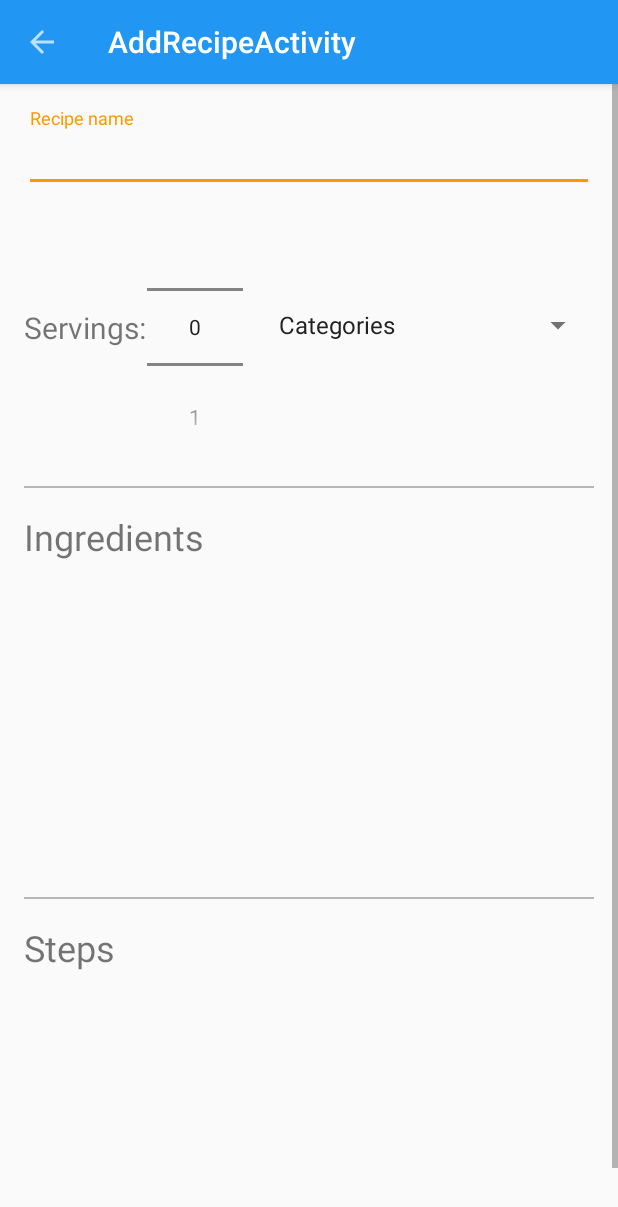
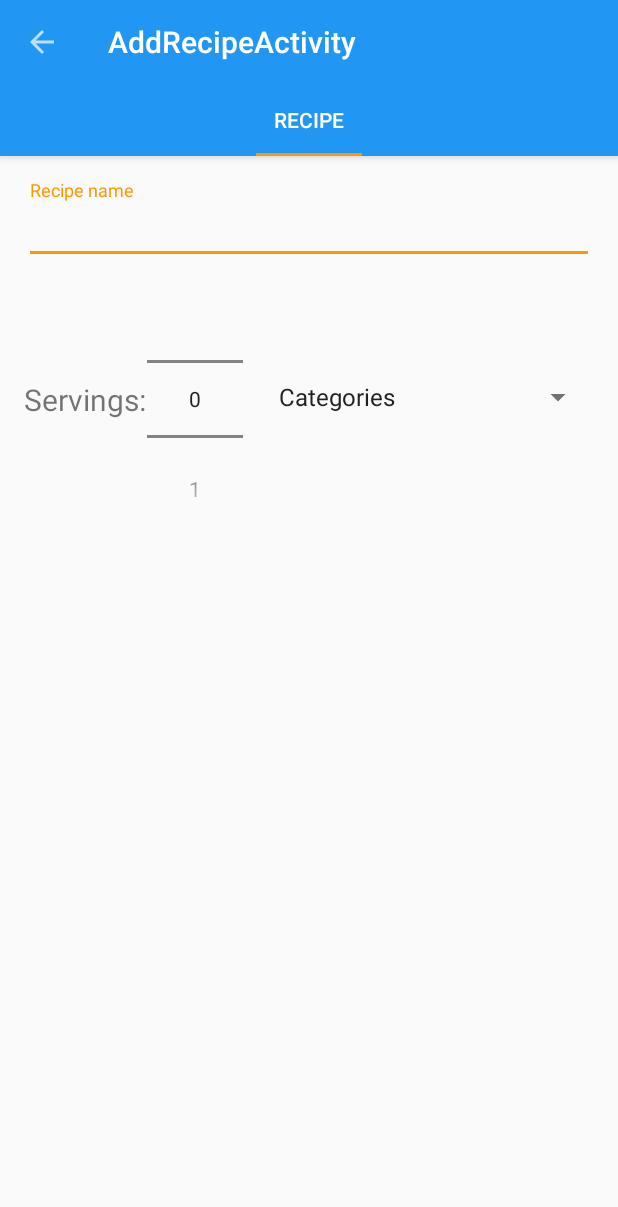
Before and after one commit to icaboalo/plan_to_eat, an Android app: the AddRecipeActivity screen opened directly, with no data from a screen before it, on a phone screen of 412 x 824 dp. Shown: the top 1207 px of the screen. Run offline under Robolectric (Android 15) with nearby library versions, the phone set to English and light mode, and no system bars; our stand-ins replace ButterKnife; libraries missing offline, so code that uses them is left out: com.oguzdev.circularfloatingactionmenu; 9 statements that could not run were skipped.

Commit message:
recipe fragment

```diff
--- a/app/src/main/java/com/icaboalo/plantoeat/ui/activity/AddRecipeActivity.java
+++ b/app/src/main/java/com/icaboalo/plantoeat/ui/activity/AddRecipeActivity.java
@@ -1,22 +1,22 @@
 package com.icaboalo.plantoeat.ui.activity;
 
 import android.os.Bundle;
+import android.support.design.widget.TabLayout;
 import android.support.v4.app.FragmentManager;
+import android.support.v4.view.ViewPager;
 import android.support.v7.app.AppCompatActivity;
-import android.support.v7.widget.LinearLayoutManager;
-import android.support.v7.widget.RecyclerView;
 import android.support.v7.widget.Toolbar;
 import android.view.View;
 import android.widget.ImageView;
-import android.widget.NumberPicker;
 import android.widget.Toast;
 
 import com.icaboalo.plantoeat.R;
-import com.icaboalo.plantoeat.domain.Ingredients;
-import com.icaboalo.plantoeat.domain.Steps;
+import com.icaboalo.plantoeat.domain.ModelFramentPager;
 import com.icaboalo.plantoeat.ui.adapter.IngredientsRecyclerAdapter;
 import com.icaboalo.plantoeat.ui.adapter.StepsRecyclerAdapter;
+import com.icaboalo.plantoeat.ui.adapter.ViewPagerAdapter;
 import com.icaboalo.plantoeat.ui.fragment.AddIngredientsDialog;
+import com.icaboalo.plantoeat.ui.fragment.AddRecipeFragment;
 import com.oguzdev.circularfloatingactionmenu.library.FloatingActionButton;
 import com.oguzdev.circularfloatingactionmenu.library.FloatingActionMenu;
 import com.oguzdev.circularfloatingactionmenu.library.SubActionButton;
@@ -35,14 +35,11 @@ public class AddRecipeActivity extends AppCompatActivity implements View.OnClick
     @Bind(R.id.app_bar)
     Toolbar mToolbar;
 
-    @Bind(R.id.numberPicker)
-    NumberPicker mNumberPicker;
+    @Bind(R.id.tab_layout)
+    TabLayout mTabLayout;
 
-    @Bind(R.id.ingredients_recycler_view)
-    RecyclerView mIngredientsRecycler;
-
-    @Bind(R.id.steps_recycler_view)
-    RecyclerView mStepsRecycler;
+    @Bind(R.id.view_pager)
+    ViewPager mViewPager;
 
     FloatingActionMenu mFloatingActionMenu;
 
@@ -63,9 +60,7 @@ public class AddRecipeActivity extends AppCompatActivity implements View.OnClick
     protected void onResume() {
         super.onResume();
         setupFloatingActionButton();
-        setupIngredientsRecycler();
-        setupStepsRecycler();
-        setupNumberPicker();
+        setupViewPager();
     }
 
     private void setupFloatingActionButton() {
@@ -104,44 +99,16 @@ public class AddRecipeActivity extends AppCompatActivity implements View.OnClick
                 .build();
     }
 
-//    setup ingredientsRecycler
-    private void setupIngredientsRecycler() {
-        LinearLayoutManager linearLayoutManager = new LinearLayoutManager(this, LinearLayoutManager.VERTICAL, false);
-        mIngredientsRecycler.setLayoutManager(linearLayoutManager);
-        mIngredientsAdapter = new IngredientsRecyclerAdapter(this, createIngredient());
-        mIngredientsRecycler.setAdapter(mIngredientsAdapter);
+    public void setupViewPager(){
+        ViewPagerAdapter viewPagerAdapter = new ViewPagerAdapter(getSupportFragmentManager(), createPager());
+        mViewPager.setAdapter(viewPagerAdapter);
+        mTabLayout.setupWithViewPager(mViewPager);
     }
 
-    List<Ingredients> createIngredient() {
-        List<Ingredients> ingredientsList = new ArrayList<>();
-        return ingredientsList;
-    }
-
-//    setup stepsRecycler
-    private void setupStepsRecycler(){
-        LinearLayoutManager linearLayoutManager = new LinearLayoutManager(this, LinearLayoutManager.VERTICAL, false);
-        mStepsRecycler.setLayoutManager(linearLayoutManager);
-        mStepsAdapter = new StepsRecyclerAdapter(this, createStep());
-        mStepsRecycler.setAdapter(mStepsAdapter);
-    }
-
-    List<Steps> createStep(){
-        List<Steps> stepsList = new ArrayList<>();
-        return stepsList;
-    }
-
-    private void setupNumberPicker() {
-        mNumberPicker.setMaxValue(10);
-        mNumberPicker.setMinValue(0);
-        mNumberPicker.setWrapSelectorWheel(false);
-
-        mNumberPicker.setOnValueChangedListener(new NumberPicker.OnValueChangeListener() {
-            @Override
-            public void onValueChange(NumberPicker picker, int oldVal, int newVal) {
-                int number = mNumberPicker.getValue();
-                Toast.makeText(AddRecipeActivity.this, newVal + "", Toast.LENGTH_SHORT).show();
-            }
-        });
+    List<ModelFramentPager> createPager() {
+        List<ModelFramentPager> pagerList = new ArrayList<>();
+        pagerList.add(new ModelFramentPager(new AddRecipeFragment(), "Recipe"));
+        return pagerList;
     }
 
     @Override
--- /dev/null
+++ b/app/src/main/java/com/icaboalo/plantoeat/ui/fragment/AddRecipeFragment.java
@@ -0,0 +1,56 @@
+package com.icaboalo.plantoeat.ui.fragment;
+
+import android.os.Bundle;
+import android.support.annotation.Nullable;
+import android.support.v4.app.Fragment;
+import android.view.LayoutInflater;
+import android.view.View;
+import android.view.ViewGroup;
+import android.widget.NumberPicker;
+import android.widget.Toast;
+
+import com.icaboalo.plantoeat.R;
+
+import butterknife.Bind;
+import butterknife.ButterKnife;
+
+/**
+ * Created by icaboalo on 10/23/2015.
+ */
+public class AddRecipeFragment extends Fragment {
+
+    @Bind(R.id.numberPicker)
+    NumberPicker mNumberPicker;
+
+    @Nullable
+    @Override
+    public View onCreateView(LayoutInflater inflater, @Nullable ViewGroup container, @Nullable Bundle savedInstanceState) {
+        return inflater.inflate(R.layout.fragment_add_recipe, container, false);
+    }
+
+    @Override
+    public void onViewCreated(View view, @Nullable Bundle savedInstanceState) {
+        super.onViewCreated(view, savedInstanceState);
+        ButterKnife.bind(this, view);
+    }
+
+    @Override
+    public void onResume() {
+        super.onResume();
+        setupNumberPicker();
+    }
+
+    private void setupNumberPicker() {
+        mNumberPicker.setMaxValue(10);
+        mNumberPicker.setMinValue(0);
+        mNumberPicker.setWrapSelectorWheel(false);
+
+        mNumberPicker.setOnValueChangedListener(new NumberPicker.OnValueChangeListener() {
+            @Override
+            public void onValueChange(NumberPicker picker, int oldVal, int newVal) {
+                int number = mNumberPicker.getValue();
+                Toast.makeText(getActivity(), newVal + "", Toast.LENGTH_SHORT).show();
+            }
+        });
+    }
+}
--- a/app/src/main/res/layout/activity_add_recipe.xml
+++ b/app/src/main/res/layout/activity_add_recipe.xml
@@ -1,9 +1,10 @@
 <?xml version="1.0" encoding="utf-8"?>
-<android.support.design.widget.CoordinatorLayout
+<LinearLayout
     xmlns:android="http://schemas.android.com/apk/res/android"
     xmlns:tools="http://schemas.android.com/tools"
     android:layout_width="match_parent"
     android:layout_height="match_parent"
+    android:orientation="vertical"
     android:fitsSystemWindows="true"
     tools:context="com.icaboalo.plantoeat.ui.activity.AddRecipeActivity">
 
@@ -16,8 +17,16 @@
             android:id="@+id/app_bar"
             layout="@layout/app_bar"/>
 
+        <android.support.design.widget.TabLayout
+            android:id="@+id/tab_layout"
+            android:layout_width="match_parent"
+            android:layout_height="wrap_content"/>
+
     </android.support.design.widget.AppBarLayout>
 
-    <include layout="@layout/content_add_recipe"/>
+    <android.support.v4.view.ViewPager
+        android:id="@+id/view_pager"
+        android:layout_width="match_parent"
+        android:layout_height="match_parent"/>
 
-</android.support.design.widget.CoordinatorLayout>
+</LinearLayout>
--- a/app/src/main/res/layout/content_add_recipe.xml
+++ b/app/src/main/res/layout/fragment_add_recipe.xml
@@ -1,13 +1,12 @@
 <?xml version="1.0" encoding="utf-8"?>
-<ScrollView
+<LinearLayout
     xmlns:android="http://schemas.android.com/apk/res/android"
     xmlns:app="http://schemas.android.com/apk/res-auto"
     xmlns:tools="http://schemas.android.com/tools"
     android:layout_width="match_parent"
     android:layout_height="match_parent"
     app:layout_behavior="@string/appbar_scrolling_view_behavior"
-    tools:context="com.icaboalo.plantoeat.ui.activity.AddRecipeActivity"
-    tools:showIn="@layout/activity_add_recipe">
+    tools:context="com.icaboalo.plantoeat.ui.activity.AddRecipeActivity">
 
     <RelativeLayout
         android:layout_width="match_parent"
@@ -58,53 +57,5 @@
             android:layout_toRightOf="@+id/numberPicker"
             android:entries="@array/categories_array"/>
 
-        <View
-            android:id="@+id/number_picker_divider"
-            android:layout_width="match_parent"
-            android:layout_height="1dp"
-            android:layout_below="@id/numberPicker"
-            android:layout_marginTop="16dp"
-            android:background="@color/divider"/>
-
-        <TextView
-            android:id="@+id/ingredients"
-            android:layout_width="wrap_content"
-            android:layout_height="wrap_content"
-            android:layout_below="@+id/number_picker_divider"
-            android:layout_marginBottom="8dp"
-            android:layout_marginTop="16dp"
-            android:text="Ingredients"
-            android:textSize="24sp"/>
-
-        <android.support.v7.widget.RecyclerView
-            android:id="@+id/ingredients_recycler_view"
-            android:layout_width="match_parent"
-            android:layout_height="200dp"
-            android:layout_below="@+id/ingredients"/>
-
-        <View
-            android:id="@+id/ingredients_recycler_view_divider"
-            android:layout_width="match_parent"
-            android:layout_height="1dp"
-            android:layout_below="@id/ingredients_recycler_view"
-            android:layout_marginTop="16dp"
-            android:background="@color/divider"/>
-
-        <TextView
-            android:id="@+id/steps"
-            android:layout_width="wrap_content"
-            android:layout_height="wrap_content"
-            android:layout_below="@+id/ingredients_recycler_view_divider"
-            android:layout_marginBottom="8dp"
-            android:layout_marginTop="16dp"
-            android:text="Steps"
-            android:textSize="24sp"/>
-
-        <android.support.v7.widget.RecyclerView
-            android:id="@+id/steps_recycler_view"
-            android:layout_width="match_parent"
-            android:layout_height="200dp"
-            android:layout_below="@+id/steps"/>
-
     </RelativeLayout>
-</ScrollView>
+</LinearLayout>
```
